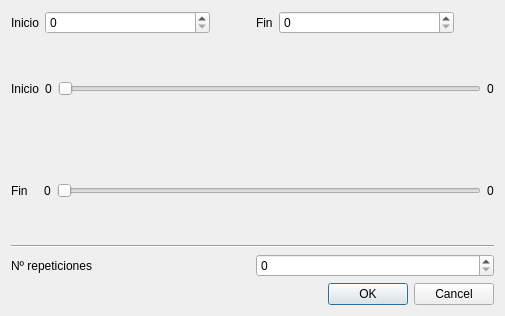
Qt form ui/calderondialog.ui (JuanjoMrt/Jmidi) before a commit.
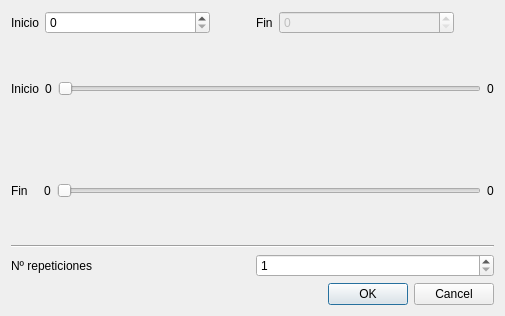
The same form after that commit.

Commit message: Calderon dialog updated

```diff
--- a/ui/calderondialog.ui
+++ b/ui/calderondialog.ui
@@ -75,7 +75,11 @@
         </widget>
        </item>
        <item>
-        <widget class="QSpinBox" name="sb_fin_calderon"/>
+        <widget class="QSpinBox" name="sb_fin_calderon">
+         <property name="enabled">
+          <bool>false</bool>
+         </property>
+        </widget>
        </item>
       </layout>
      </item>
@@ -188,7 +192,11 @@
       </widget>
      </item>
      <item>
-      <widget class="QSpinBox" name="sb_num_rep"/>
+      <widget class="QSpinBox" name="sb_num_rep">
+       <property name="minimum">
+        <number>1</number>
+       </property>
+      </widget>
      </item>
     </layout>
    </item>
```
Left out of the diff: 3 changed lines with no effect on the pictures. The commit also changes 2 other files.
